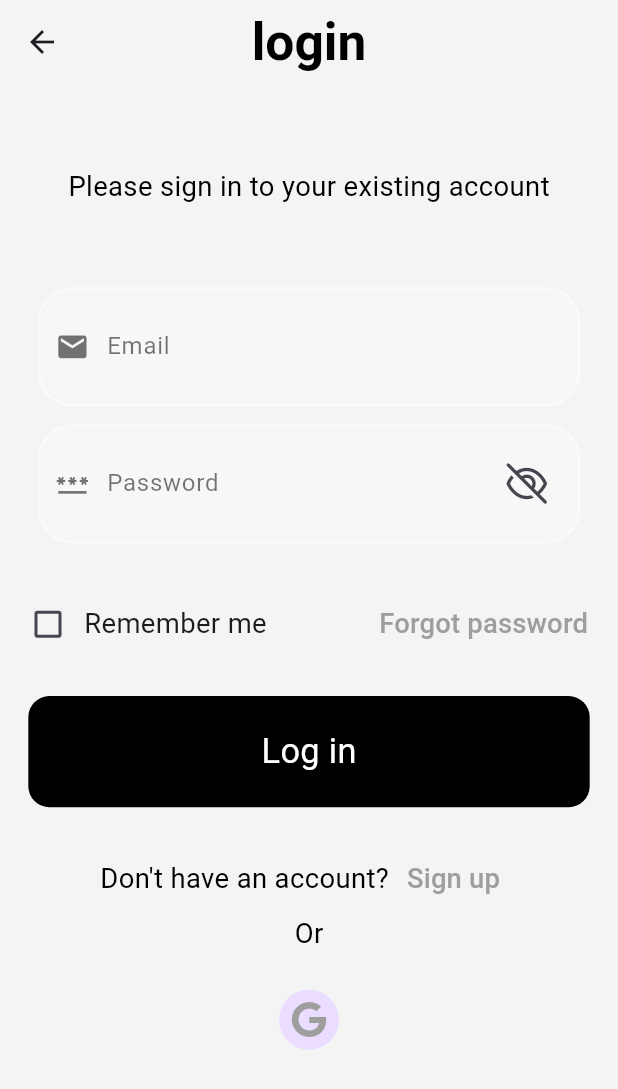
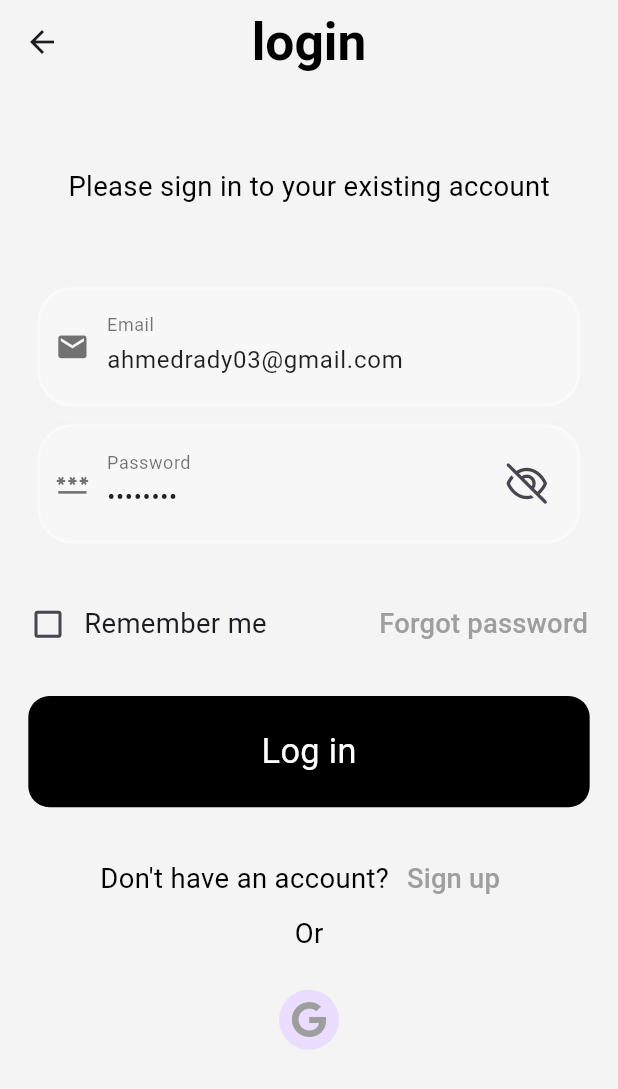
Before and after one commit to Ahmed4r/EcommerceApp, a Flutter app: the screen it shows after launch, on a phone screen of 412 x 824 dp. Shown: the top 1089 px of the screen. Run offline on Flutter 3.47's test engine with Material 3 defaults, Android fonts, the phone set to English and light mode, and no system bars; our stand-ins replace bloc, crystal_navigation_bar, equatable, flutter_bloc, flutter_map, flutter_screenutil and 9 more; missing offline and left inert: animated_snack_bar, carousel_slider_plus; accounts and stored records are empty; Roboto replaces fonts that are missing (Cairo, Sen).

Commit message:
add supabase for signin,signup with email and password , add form validation , auth service

```diff
--- a/lib/main.dart
+++ b/lib/main.dart
@@ -15,9 +15,15 @@ import 'package:shop/screens/wishlist/cubit/wishlist_cubit.dart';
 import 'package:shop/screens/wishlist/wishlist.dart';
 import 'package:shop/widgets/navigationbar.dart';
 import 'package:flutter_bloc/flutter_bloc.dart';
+import 'package:supabase_flutter/supabase_flutter.dart';
 
 void main() async {
   WidgetsFlutterBinding.ensureInitialized();
+  await Supabase.initialize(
+    url: 'https://lcbhbensqcotqqyywegd.supabase.co', // رابط المشروع من Supabase
+    anonKey:
+        'eyJhbGciOiJIUzI1NiIsInR5cCI6IkpXVCJ9.eyJpc3MiOiJzdXBhYmFzZSIsInJlZiI6ImxjYmhiZW5zcWNvdHFxeXl3ZWdkIiwicm9sZSI6ImFub24iLCJpYXQiOjE3NTUwOTc5ODQsImV4cCI6MjA3MDY3Mzk4NH0.z0_iRuwLSiCBEbwRPU620JzEr2aRgmF1FlB3q3l5R28', // الـ anon key من Settings -> API
+  );
   runApp(
     MultiBlocProvider(
       providers: [BlocProvider(create: (_) => WishlistCubit())],
--- a/lib/screens/login/login.dart
+++ b/lib/screens/login/login.dart
@@ -8,6 +8,8 @@ import 'package:shared_preferences/shared_preferences.dart';
 import 'package:shop/app_colors.dart';
 import 'package:shop/screens/login/forgot_password/forgot_password.dart';
 import 'package:shop/screens/register/signup.dart';
+import 'package:shop/services/auth/auth_service.dart';
+
 import 'package:shop/widgets/custom_button.dart';
 import 'package:shop/widgets/custom_text_field.dart';
 import 'package:shop/widgets/navigationbar.dart';
@@ -25,26 +27,48 @@ class _login_pageState extends State<LoginPage> {
   @override
   void initState() {
     super.initState();
-    // getPref();
   }
 
-  // Future<void> getPref() async {
-  //   final prefs = await SharedPreferences.getInstance();
-  //   final email = prefs.getString('email');
-  //   final password = prefs.getString('password');
-  //   final remember = prefs.getBool('remember');
+  @override
+  void dispose() {
+    Emailcontroller.dispose();
+    Passwordcontroller.dispose();
+    super.dispose();
+  }
 
-  //   if (remember != null && remember) {
-  //     Emailcontroller.text = email ?? '';
-  //     Passwordcontroller.text = password ?? '';
-  //     checkboxvalue = true;
-  //   }
-  // }
-
-  TextEditingController Emailcontroller = TextEditingController(text: '');
-  TextEditingController Passwordcontroller = TextEditingController(text: '');
+  @override
+  TextEditingController Emailcontroller = TextEditingController(
+    text: 'ahmedrady03@gmail.com',
+  );
+  TextEditingController Passwordcontroller = TextEditingController(
+    text: 'aA123456',
+  );
   bool isobsecured = false;
   bool checkboxvalue = false;
+
+  final authService = AuthService();
+  void login() async {
+    final email = Emailcontroller.text.trim();
+    final password = Passwordcontroller.text.trim();
+
+    if (email.isEmpty || password.isEmpty) {
+      ScaffoldMessenger.of(context).showSnackBar(
+        const SnackBar(content: Text("Please enter email and password")),
+      );
+      return;
+    }
+
+    try {
+      await authService.signInWithEmailAndPassword(email, password);
+
+      // بعد تسجيل الدخول بنجاح
+      Navigator.pushReplacementNamed(context, Navigationbar.routeName);
+    } catch (e) {
+      ScaffoldMessenger.of(
+        context,
+      ).showSnackBar(SnackBar(content: Text(e.toString())));
+    }
+  }
 
   @override
   Widget build(BuildContext context) {
@@ -171,7 +195,7 @@ class _login_pageState extends State<LoginPage> {
                 customButtom(
                   title: 'Log in',
                   onTap: () {
-                    Navigator.pushNamed(context, Navigationbar.routeName);
+                    login();
                   },
                 ),
 
@@ -224,77 +248,4 @@ class _login_pageState extends State<LoginPage> {
       ),
     );
   }
-
-  //   Future<void> _login() async {
-  //     await Firebase.initializeApp(); // 👈 دي مهمة جدًا على iOS
-
-  //     final email = Emailcontroller.text.trim();
-  //     final password = Passwordcontroller.text;
-
-  //     // Validate input
-  //     if (email.isEmpty || password.isEmpty) {
-  //       CustomAlert.error(context, title: 'Please enter email and password');
-  //       return;
-  //     }
-
-  //     try {
-  //       // Use Firebase Auth to sign in
-  //       final userCredential =
-  //           await FirebaseAuth.instance.signInWithEmailAndPassword(
-  //         email: email,
-  //         password: password,
-  //       );
-
-  //       // Fetch user role from Firestore
-  //       final user = userCredential.user;
-  //       if (user != null) {
-  //         final userDoc = await FirebaseFirestore.instance
-  //             .collection('users')
-  //             .doc(user.uid)
-  //             .get();
-  //         if (userDoc.exists && userDoc.data() != null) {
-  //           final userData = userDoc.data() as Map<String, dynamic>;
-  //           final role = userData['role'] as String?;
-
-  //           // Save credentials if "Remember me" is checked
-  //           if (checkboxvalue) {
-  //             await SharedPreferences.getInstance().then((prefs) {
-  //               prefs.setString('email', email);
-  //               prefs.setString('password', password);
-  //               prefs.setBool('remember', true);
-  //               prefs.setBool('authToken', true);
-  //             });
-  //           } else {
-  //             await SharedPreferences.getInstance().then((prefs) {
-  //               prefs.remove('email');
-  //               prefs.remove('password');
-  //               prefs.setBool('remember', false);
-  //             });
-  //           }
-
-  //           // Navigate based on role
-  //           if (role == 'owner') {
-  //             Navigator.pushNamed(context, BottomNav.routeName);
-  //           } else if (role == 'customer') {
-  //             Navigator.pushNamed(context, Homepage.routeName);
-  //           } else {
-  //             CustomAlert.error(context, title: 'Unknown or no role found');
-  //             return;
-  //           }
-  //         } else {
-  //           CustomAlert.error(context, title: 'User data not found');
-  //           return;
-  //         }
-  //       } else {
-  //         CustomAlert.error(context, title: 'User not found');
-  //         return;
-  //       }
-
-  //       CustomAlert.success(context, title: 'Successfully logged in');
-  //     } on FirebaseAuthException catch (e) {
-  //       CustomAlert.error(context, title: 'Error logging in: ${e.message}');
-  //     } catch (e) {
-  //       CustomAlert.error(context, title: 'An error occurred: $e');
-  //     }
-  //   }
 }
--- a/lib/widgets/custom_text_field.dart
+++ b/lib/widgets/custom_text_field.dart
@@ -1,5 +1,4 @@
 import 'dart:ui';
-
 import 'package:flutter/material.dart';
 import 'package:flutter_screenutil/flutter_screenutil.dart';
 import 'package:font_awesome_flutter/font_awesome_flutter.dart';
@@ -11,6 +10,7 @@ class CustomTextField extends StatefulWidget {
   final IconData icon;
   bool obscureText;
   final String type;
+  final String? Function(String?)? validator;
 
   CustomTextField({
     super.key,
@@ -19,6 +19,7 @@ class CustomTextField extends StatefulWidget {
     required this.icon,
     this.obscureText = false,
     this.type = "text",
+    this.validator,
   });
 
   @override
@@ -48,22 +49,17 @@ class _CustomTextFieldState extends State<CustomTextField> {
               FaIcon(widget.icon, color: Colors.black54, size: 20.sp),
               SizedBox(width: 10.w),
               Expanded(
-                child: TextField(
+                child: TextFormField(
+                  controller: widget.controller,
+                  validator: widget.validator,
                   keyboardType: widget.type == "text"
                       ? TextInputType.text
                       : TextInputType.visiblePassword,
-                  controller: widget.controller,
-
                   obscureText: widget.obscureText,
                   style: GoogleFonts.cairo(color: Colors.black87),
-                  decoration: widget.type == "text"
-                      ? InputDecoration(
-                          border: InputBorder.none,
-                          labelText: widget.labelText,
-                          labelStyle: GoogleFonts.cairo(color: Colors.black54),
-                        )
-                      : InputDecoration(
-                          suffixIcon: IconButton(
+                  decoration: InputDecoration(
+                    suffixIcon: widget.type == "password"
+                        ? IconButton(
                             onPressed: () {
                               setState(() {
                                 widget.obscureText = !widget.obscureText;
@@ -72,11 +68,12 @@ class _CustomTextFieldState extends State<CustomTextField> {
                             icon: widget.obscureText
                                 ? FaIcon(FontAwesomeIcons.eyeSlash)
                                 : FaIcon(FontAwesomeIcons.eye),
-                          ),
-                          border: InputBorder.none,
-                          labelText: widget.labelText,
-                          labelStyle: GoogleFonts.cairo(color: Colors.black54),
-                        ),
+                          )
+                        : null,
+                    border: InputBorder.none,
+                    labelText: widget.labelText,
+                    labelStyle: GoogleFonts.cairo(color: Colors.black54),
+                  ),
                 ),
               ),
             ],
--- a/pubspec.yaml
+++ b/pubspec.yaml
@@ -56,6 +56,7 @@ dependencies:
   flutter_map: ^8.2.1
   pinput: ^5.0.1
   fluttertoast: ^8.2.12
+  supabase_flutter: ^2.9.1
 
 dev_dependencies:
   flutter_test:
```
Also changed, not shown: lib/screens/profile/personal_info.dart (+19 -0 lines), lib/screens/register/signup.dart (+92 -44 lines), lib/services/auth/auth_gate.dart (added, +28 -0 lines), lib/services/auth/auth_service.dart (added, +30 -0 lines), lib/services/auth_service.dart (deleted), pubspec.lock, 5 other files.
